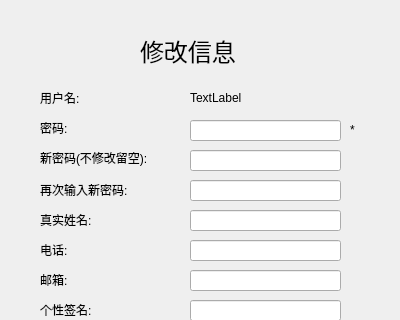
Qt form Qt/TrainBoom/modify.ui (zidaneandmessi/TrainBoom_FrontEnd) before a commit; both pictures show x 0 to 400 and y 0 to 320 of the 400 by 460 pixel window.
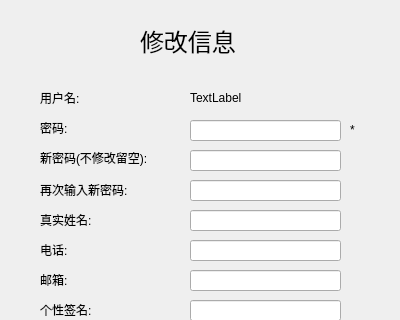
The same form after that commit.

```diff
--- a/Qt/TrainBoom/modify.ui
+++ b/Qt/TrainBoom/modify.ui
@@ -17,7 +17,7 @@
    <property name="geometry">
     <rect>
      <x>140</x>
-     <y>30</y>
+     <y>20</y>
      <width>121</width>
      <height>41</height>
     </rect>
```
